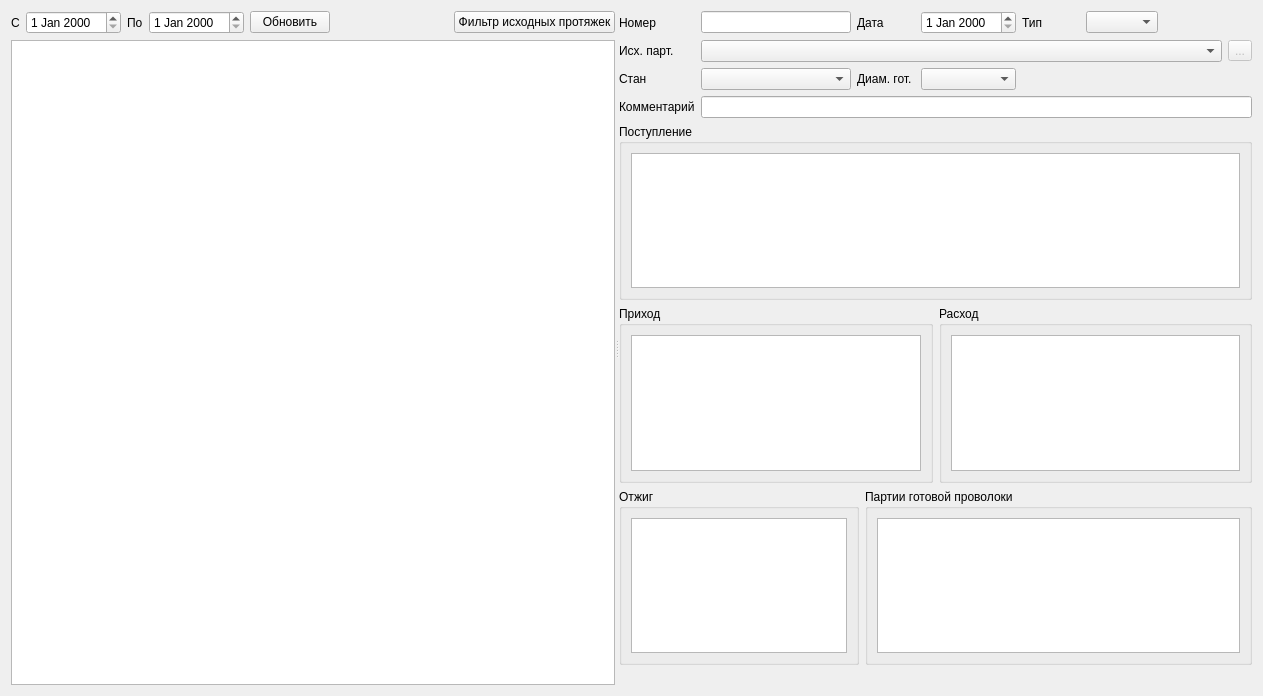
First picture: the form in formpodt.ui, repository Sergeyego/wire_pr, before the edit.
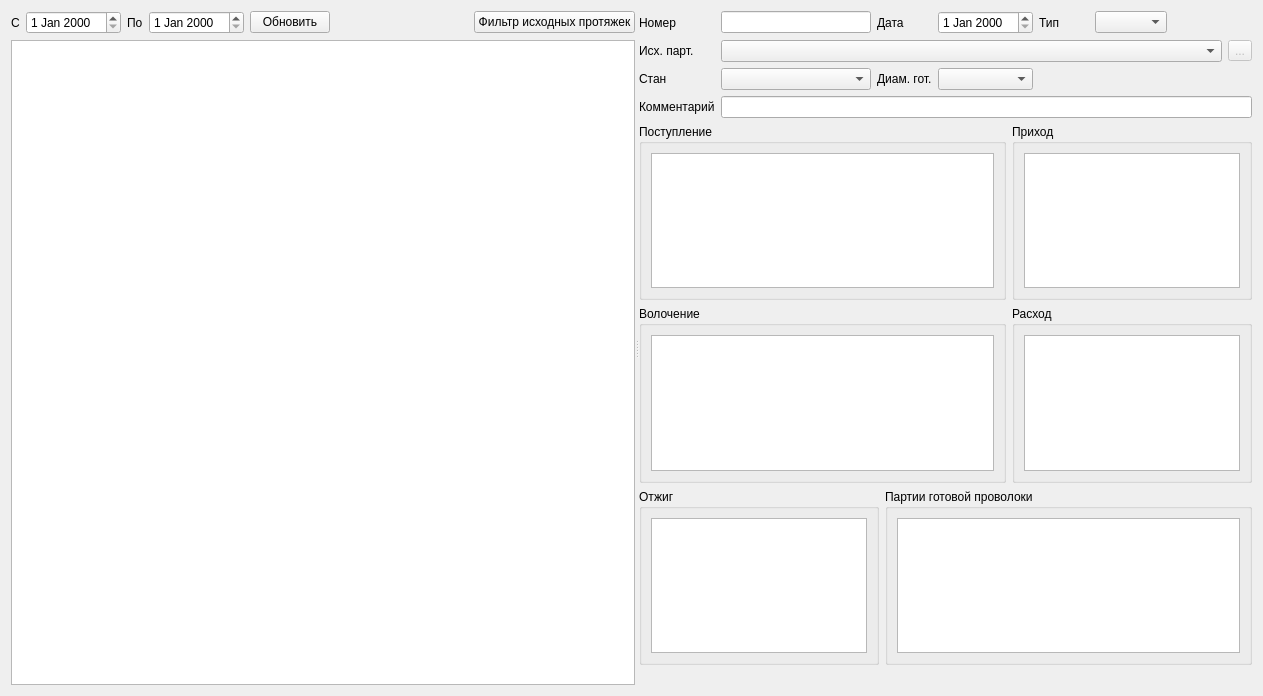
Second picture: the form after the edit. Icons and pictures are not drawn. Custom widgets are drawn as their Qt base class.

Patch:
```diff
--- a/formpodt.ui
+++ b/formpodt.ui
@@ -260,12 +260,6 @@
         <layout class="QHBoxLayout" name="horizontalLayout">
          <item>
           <widget class="QGroupBox" name="groupBoxCont">
-           <property name="minimumSize">
-            <size>
-             <width>500</width>
-             <height>0</height>
-            </size>
-           </property>
            <property name="title">
             <string>Поступление</string>
            </property>
@@ -276,12 +270,14 @@
            </layout>
           </widget>
          </item>
-        </layout>
-       </item>
-       <item>
-        <layout class="QHBoxLayout" name="horizontalLayout_3">
          <item>
           <widget class="QGroupBox" name="groupBoxPodtIn">
+           <property name="maximumSize">
+            <size>
+             <width>240</width>
+             <height>16777215</height>
+            </size>
+           </property>
            <property name="title">
             <string>Приход</string>
            </property>
@@ -292,8 +288,30 @@
            </layout>
           </widget>
          </item>
+        </layout>
+       </item>
+       <item>
+        <layout class="QHBoxLayout" name="horizontalLayout_3">
+         <item>
+          <widget class="QGroupBox" name="groupBoxVol">
+           <property name="title">
+            <string>Волочение</string>
+           </property>
+           <layout class="QVBoxLayout" name="verticalLayout_2">
+            <item>
+             <widget class="DbViewer" name="tableViewVol"/>
+            </item>
+           </layout>
+          </widget>
+         </item>
          <item>
           <widget class="QGroupBox" name="groupBoxPodtOut">
+           <property name="maximumSize">
+            <size>
+             <width>240</width>
+             <height>16777215</height>
+            </size>
+           </property>
            <property name="title">
             <string>Расход</string>
            </property>
```
